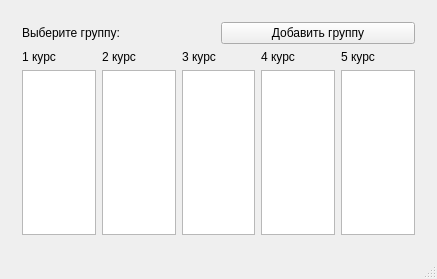
Qt form MainWindow.ui (sarum9in/Schedule) before a commit.
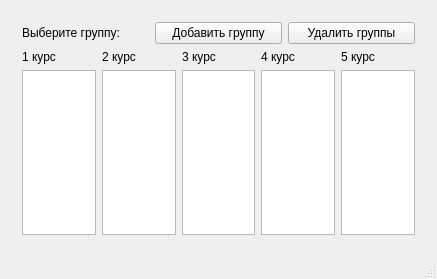
The same form after that commit. Custom widgets are drawn as their Qt base class.

Commit message: MainWindow::removeGroups() implementation.

Diff of the .ui file:
```diff
--- a/MainWindow.ui
+++ b/MainWindow.ui
@@ -36,7 +36,14 @@
           </property>
          </widget>
         </item>
-        <item row="1" column="0" colspan="2">
+        <item row="0" column="2">
+         <widget class="QPushButton" name="removeGroupsButton">
+          <property name="text">
+           <string>Удалить группы</string>
+          </property>
+         </widget>
+        </item>
+        <item row="1" column="0" colspan="3">
          <layout class="QGridLayout" name="gridLayout_2">
           <item row="1" column="0">
            <widget class="QListView" name="course1List"/>
```
Left out of the diff: 17 changed lines with no effect on the pictures. The commit also changes 2 other files.
